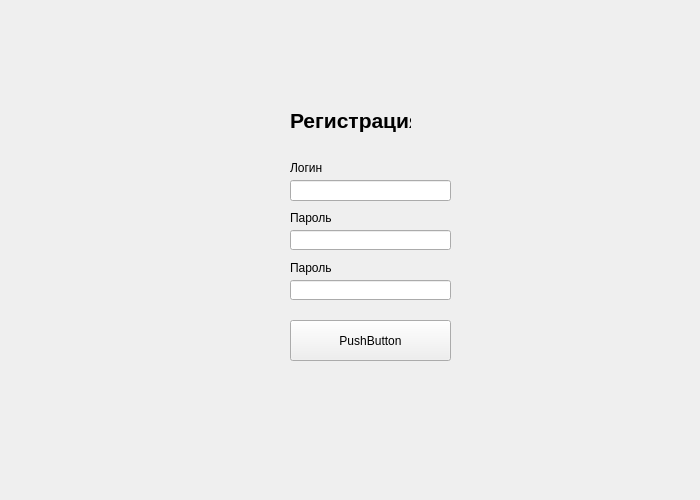
This is untitled.ui in VoronovV/Sanatorium as Qt 5 draws it before an edit. The edited form follows.
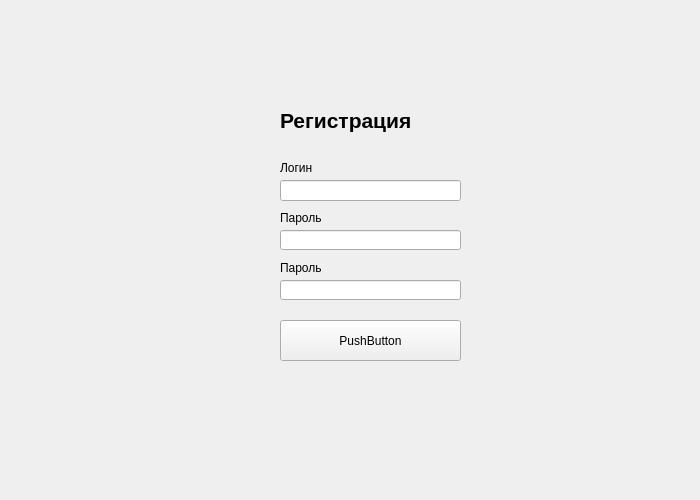
This is the edited form.

The edit to the form file:
```diff
--- a/untitled.ui
+++ b/untitled.ui
@@ -105,9 +105,9 @@
      <widget class="QLabel" name="label_4">
       <property name="geometry">
        <rect>
-        <x>290</x>
+        <x>280</x>
         <y>100</y>
-        <width>121</width>
+        <width>201</width>
         <height>41</height>
        </rect>
       </property>
@@ -125,9 +125,9 @@
      <widget class="QPushButton" name="pushButton">
       <property name="geometry">
        <rect>
-        <x>290</x>
+        <x>280</x>
         <y>320</y>
-        <width>161</width>
+        <width>181</width>
         <height>41</height>
        </rect>
       </property>
@@ -138,9 +138,9 @@
      <widget class="QLineEdit" name="lineEdit_3">
       <property name="geometry">
        <rect>
-        <x>290</x>
+        <x>280</x>
         <y>180</y>
-        <width>161</width>
+        <width>181</width>
         <height>21</height>
        </rect>
       </property>
@@ -148,9 +148,9 @@
      <widget class="QLineEdit" name="lineEdit_4">
       <property name="geometry">
        <rect>
-        <x>290</x>
+        <x>280</x>
         <y>230</y>
-        <width>161</width>
+        <width>181</width>
         <height>20</height>
        </rect>
       </property>
@@ -158,9 +158,9 @@
      <widget class="QLabel" name="label_5">
       <property name="geometry">
        <rect>
-        <x>290</x>
+        <x>280</x>
         <y>160</y>
-        <width>61</width>
+        <width>121</width>
         <height>16</height>
        </rect>
       </property>
@@ -171,9 +171,9 @@
      <widget class="QLabel" name="label_6">
       <property name="geometry">
        <rect>
-        <x>290</x>
+        <x>280</x>
         <y>210</y>
-        <width>61</width>
+        <width>131</width>
         <height>16</height>
        </rect>
       </property>
@@ -184,9 +184,9 @@
      <widget class="QLineEdit" name="lineEdit_5">
       <property name="geometry">
        <rect>
-        <x>290</x>
+        <x>280</x>
         <y>280</y>
-        <width>161</width>
+        <width>181</width>
         <height>20</height>
        </rect>
       </property>
@@ -194,9 +194,9 @@
      <widget class="QLabel" name="label_7">
       <property name="geometry">
        <rect>
-        <x>290</x>
+        <x>280</x>
         <y>260</y>
-        <width>61</width>
+        <width>161</width>
         <height>16</height>
        </rect>
       </property>
```
Left out of the diff: 14 changed lines with no effect on the pictures.
